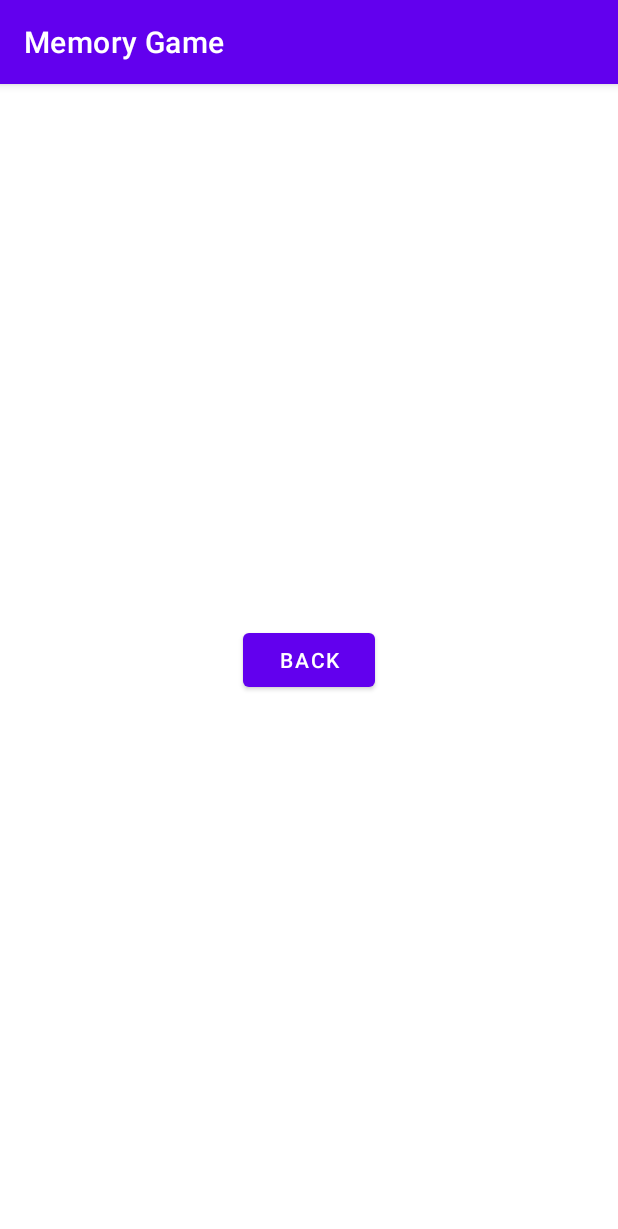
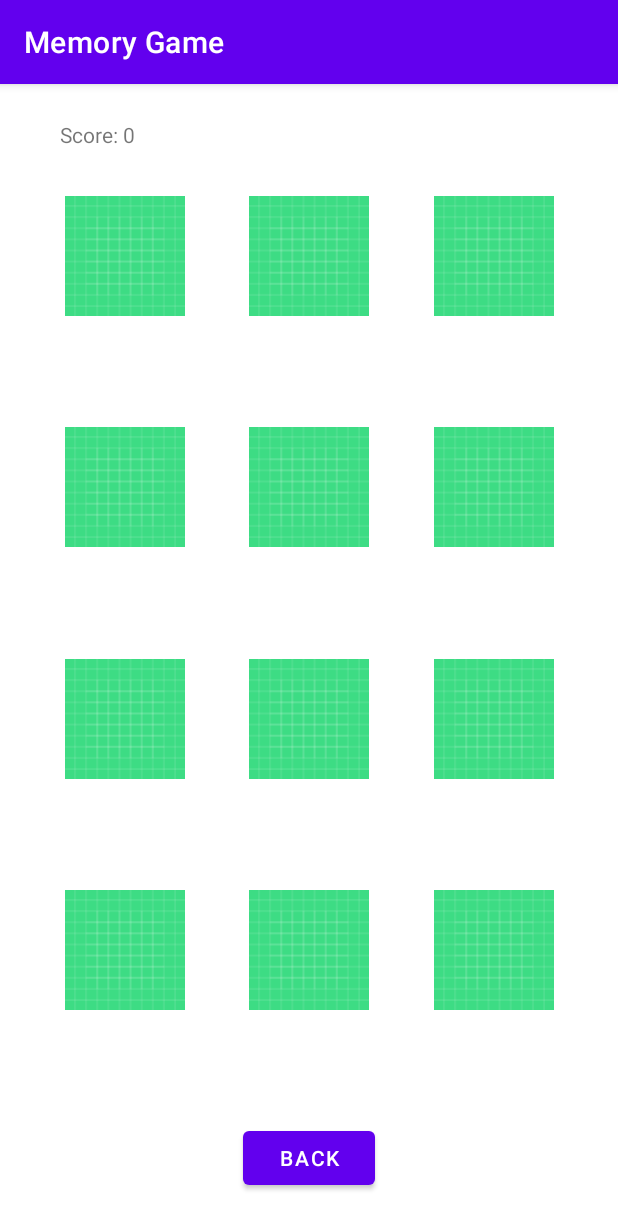
Before and after one commit to jianyuanw/android-memory-game, an Android app: the GameActivity screen opened directly, with no data from a screen before it, on a phone screen of 412 x 824 dp. Shown: the top 1229 px of the screen. Run offline under Robolectric (Android 15) with nearby library versions, the phone set to English and light mode, and no system bars.

Commit message:
Basic memory game implementation with randomization but no GridView.
Based off of Jiawei's approach but made dynamic and robust

```diff
--- a/app/src/main/java/com/example/memorygame/GameActivity.java
+++ b/app/src/main/java/com/example/memorygame/GameActivity.java
@@ -2,7 +2,6 @@ package com.example.memorygame;
 
 import android.os.Bundle;
 import android.view.View;
-import android.widget.Button;
 import android.widget.TextView;
 
 import androidx.appcompat.app.AppCompatActivity;
@@ -14,7 +13,7 @@ public class GameActivity extends AppCompatActivity implements View.OnClickListe
     @Override
     protected void onCreate(Bundle savedInstanceState) {
         super.onCreate(savedInstanceState);
-        setContentView(R.layout.activity_game);
+        setContentView(R.layout.activity_simplegame);
 
         findViewById(R.id.backButton).setOnClickListener(this);
     }
--- a/app/src/main/java/com/example/memorygame/MainActivity.java
+++ b/app/src/main/java/com/example/memorygame/MainActivity.java
@@ -60,7 +60,7 @@ public class MainActivity extends AppCompatActivity implements View.OnClickListe
         setContentView(R.layout.activity_main);
 
         sharedPreferences = getSharedPreferences("settings", Context.MODE_PRIVATE);
-        Integer gridPreferences = Integer.parseInt(sharedPreferences.getString("grid", "3"));
+        int gridPreferences = Integer.parseInt(sharedPreferences.getString("grid", "3"));
 
         recyclerView = findViewById(R.id.recyclerView);
         recyclerAdapter = new RecyclerAdapter(this);
@@ -84,7 +84,7 @@ public class MainActivity extends AppCompatActivity implements View.OnClickListe
     @Override
     protected void onStart() {
         super.onStart();
-        Integer gridPreferences = Integer.parseInt(sharedPreferences.getString("grid", "3"));
+        int gridPreferences = Integer.parseInt(sharedPreferences.getString("grid", "3"));
 
         recyclerAdapter.clearUrls();
         progressBar.setVisibility(View.INVISIBLE);
@@ -382,7 +382,7 @@ public class MainActivity extends AppCompatActivity implements View.OnClickListe
                     textView.setVisibility(View.INVISIBLE);
 
                     if (success) {
-                        Intent intent = new Intent(getApplicationContext(), GameActivity.class);
+                        Intent intent = new Intent(getApplicationContext(), SimpleGameActivity.class);
                         startActivity(intent);
                     } else {
                         startButton.setVisibility(View.VISIBLE);
--- a/app/src/main/res/layout/activity_game.xml
+++ /dev/null
@@ -1,19 +0,0 @@
-<?xml version="1.0" encoding="utf-8"?>
-<androidx.constraintlayout.widget.ConstraintLayout xmlns:android="http://schemas.android.com/apk/res/android"
-    xmlns:app="http://schemas.android.com/apk/res-auto"
-    xmlns:tools="http://schemas.android.com/tools"
-    android:layout_width="match_parent"
-    android:layout_height="match_parent"
-    tools:context=".MainActivity">
-
-    <Button
-        android:id="@+id/backButton"
-        android:layout_width="wrap_content"
-        android:layout_height="wrap_content"
-        android:text="@string/back_buttontext"
-        app:layout_constraintBottom_toBottomOf="parent"
-        app:layout_constraintEnd_toEndOf="parent"
-        app:layout_constraintStart_toStartOf="parent"
-        app:layout_constraintTop_toTopOf="parent" />
-
-</androidx.constraintlayout.widget.ConstraintLayout>
--- /dev/null
+++ b/app/src/main/res/layout/activity_simplegame.xml
@@ -0,0 +1,162 @@
+<?xml version="1.0" encoding="utf-8"?>
+<androidx.constraintlayout.widget.ConstraintLayout xmlns:android="http://schemas.android.com/apk/res/android"
+    xmlns:app="http://schemas.android.com/apk/res-auto"
+    xmlns:tools="http://schemas.android.com/tools"
+    android:id="@+id/matchGameLayout"
+    android:layout_width="match_parent"
+    android:layout_height="match_parent"
+    tools:context=".GameActivity">
+
+
+    <ImageView
+        android:id="@+id/image4"
+        android:layout_width="80dp"
+        android:layout_height="80dp"
+        app:layout_constraintBottom_toTopOf="@+id/image7"
+        app:layout_constraintEnd_toStartOf="@+id/image5"
+        app:layout_constraintHorizontal_bias="0.5"
+        app:layout_constraintStart_toStartOf="parent"
+        app:layout_constraintTop_toBottomOf="@+id/image1"
+        app:srcCompat="@drawable/ic_launcher_background" />
+
+    <ImageView
+        android:id="@+id/image5"
+        android:layout_width="80dp"
+        android:layout_height="80dp"
+        app:layout_constraintBottom_toTopOf="@+id/image8"
+        app:layout_constraintEnd_toStartOf="@+id/image6"
+        app:layout_constraintHorizontal_bias="0.5"
+        app:layout_constraintStart_toEndOf="@+id/image4"
+        app:layout_constraintTop_toBottomOf="@+id/image2"
+        app:srcCompat="@drawable/ic_launcher_background" />
+
+    <ImageView
+        android:id="@+id/image6"
+        android:layout_width="80dp"
+        android:layout_height="80dp"
+        app:layout_constraintBottom_toTopOf="@+id/image9"
+        app:layout_constraintEnd_toEndOf="parent"
+        app:layout_constraintHorizontal_bias="0.5"
+        app:layout_constraintStart_toEndOf="@+id/image5"
+        app:layout_constraintTop_toBottomOf="@+id/image3"
+        app:srcCompat="@drawable/ic_launcher_background" />
+
+    <ImageView
+        android:id="@+id/image7"
+        android:layout_width="80dp"
+        android:layout_height="80dp"
+        app:layout_constraintBottom_toTopOf="@+id/image10"
+        app:layout_constraintEnd_toStartOf="@+id/image8"
+        app:layout_constraintHorizontal_bias="0.5"
+        app:layout_constraintStart_toStartOf="parent"
+        app:layout_constraintTop_toBottomOf="@+id/image4"
+        app:srcCompat="@drawable/ic_launcher_background" />
+
+    <ImageView
+        android:id="@+id/image8"
+        android:layout_width="80dp"
+        android:layout_height="80dp"
+        app:layout_constraintBottom_toTopOf="@+id/image11"
+        app:layout_constraintEnd_toStartOf="@+id/image9"
+        app:layout_constraintHorizontal_bias="0.5"
+        app:layout_constraintStart_toEndOf="@+id/image7"
+        app:layout_constraintTop_toBottomOf="@+id/image5"
+        app:srcCompat="@drawable/ic_launcher_background" />
+
+    <ImageView
+        android:id="@+id/image9"
+        android:layout_width="80dp"
+        android:layout_height="80dp"
+        app:layout_constraintBottom_toTopOf="@+id/image12"
+        app:layout_constraintEnd_toEndOf="parent"
+        app:layout_constraintHorizontal_bias="0.5"
+        app:layout_constraintStart_toEndOf="@+id/image8"
+        app:layout_constraintTop_toBottomOf="@+id/image6"
+        app:srcCompat="@drawable/ic_launcher_background" />
+
+    <ImageView
+        android:id="@+id/image10"
+        android:layout_width="80dp"
+        android:layout_height="80dp"
+        app:layout_constraintBottom_toTopOf="@+id/backButton"
+        app:layout_constraintEnd_toStartOf="@+id/image11"
+        app:layout_constraintHorizontal_bias="0.5"
+        app:layout_constraintStart_toStartOf="parent"
+        app:layout_constraintTop_toBottomOf="@+id/image7"
+        app:srcCompat="@drawable/ic_launcher_background" />
+
+    <ImageView
+        android:id="@+id/image11"
+        android:layout_width="80dp"
+        android:layout_height="80dp"
+        app:layout_constraintBottom_toTopOf="@+id/backButton"
+        app:layout_constraintEnd_toStartOf="@+id/image12"
+        app:layout_constraintHorizontal_bias="0.5"
+        app:layout_constraintStart_toEndOf="@+id/image10"
+        app:layout_constraintTop_toBottomOf="@+id/image8"
+        app:srcCompat="@drawable/ic_launcher_background" />
+
+    <ImageView
+        android:id="@+id/image12"
+        android:layout_width="80dp"
+        android:layout_height="80dp"
+        app:layout_constraintBottom_toTopOf="@+id/backButton"
+        app:layout_constraintEnd_toEndOf="parent"
+        app:layout_constraintHorizontal_bias="0.5"
+        app:layout_constraintStart_toEndOf="@+id/image11"
+        app:layout_constraintTop_toBottomOf="@+id/image9"
+        app:srcCompat="@drawable/ic_launcher_background" />
+
+    <ImageView
+        android:id="@+id/image1"
+        android:layout_width="80dp"
+        android:layout_height="80dp"
+        app:layout_constraintBottom_toTopOf="@+id/image4"
+        app:layout_constraintEnd_toStartOf="@+id/image2"
+        app:layout_constraintHorizontal_bias="0.5"
+        app:layout_constraintStart_toStartOf="parent"
+        app:layout_constraintTop_toTopOf="parent"
+        app:srcCompat="@drawable/ic_launcher_background" />
+
+    <ImageView
+        android:id="@+id/image2"
+        android:layout_width="80dp"
+        android:layout_height="80dp"
+        app:layout_constraintBottom_toTopOf="@+id/image5"
+        app:layout_constraintEnd_toStartOf="@+id/image3"
+        app:layout_constraintHorizontal_bias="0.5"
+        app:layout_constraintStart_toEndOf="@+id/image1"
+        app:layout_constraintTop_toTopOf="parent"
+        app:srcCompat="@drawable/ic_launcher_background" />
+
+    <ImageView
+        android:id="@+id/image3"
+        android:layout_width="80dp"
+        android:layout_height="80dp"
+        app:layout_constraintBottom_toTopOf="@+id/image6"
+        app:layout_constraintEnd_toEndOf="parent"
+        app:layout_constraintHorizontal_bias="0.5"
+        app:layout_constraintStart_toEndOf="@+id/image2"
+        app:layout_constraintTop_toTopOf="parent"
+        app:srcCompat="@drawable/ic_launcher_background" />
+
+    <Button
+        android:id="@+id/backButton"
+        android:layout_width="wrap_content"
+        android:layout_height="wrap_content"
+        android:layout_marginBottom="28dp"
+        android:text="@string/back_buttontext"
+        app:layout_constraintBottom_toBottomOf="parent"
+        app:layout_constraintEnd_toEndOf="parent"
+        app:layout_constraintStart_toStartOf="parent" />
+
+    <TextView
+        android:id="@+id/scoreText"
+        android:layout_width="wrap_content"
+        android:layout_height="wrap_content"
+        android:layout_marginStart="40dp"
+        android:layout_marginTop="24dp"
+        android:text="@string/score"
+        app:layout_constraintStart_toStartOf="parent"
+        app:layout_constraintTop_toTopOf="parent" />
+</androidx.constraintlayout.widget.ConstraintLayout>
--- a/app/src/main/res/values/strings.xml
+++ b/app/src/main/res/values/strings.xml
@@ -6,6 +6,7 @@
     <string name="back_buttontext">Back</string>
     <string name="save_buttontext">Save Changes</string>
     <string name="default_buttontext">Restore Default</string>
+    <string name="score">Score: 0</string>
     <string name="recyclerImageView">ImageView in RecyclerView</string>
     <string name="action_settings">Settings</string>
     <string name="fetch_settings">Fetch maximum items: </string>
```
Also changed, not shown: app/src/main/AndroidManifest.xml (+5 -3 lines), app/src/main/java/com/example/memorygame/SimpleGameActivity.java (added, +117 -0 lines).
